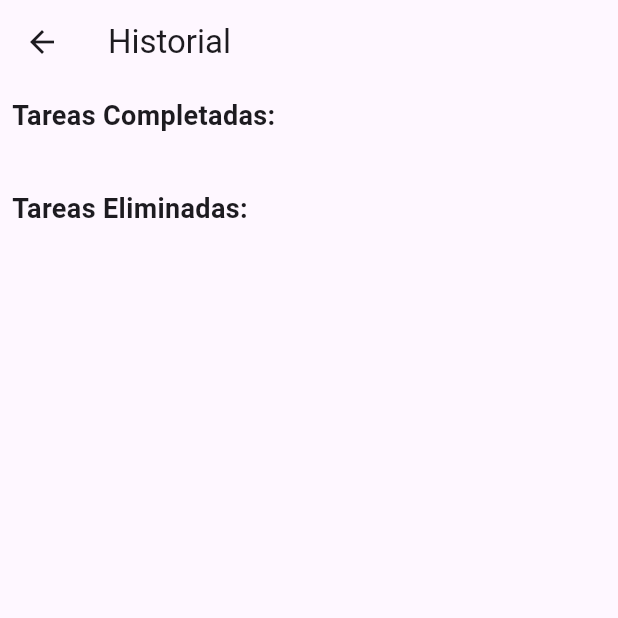
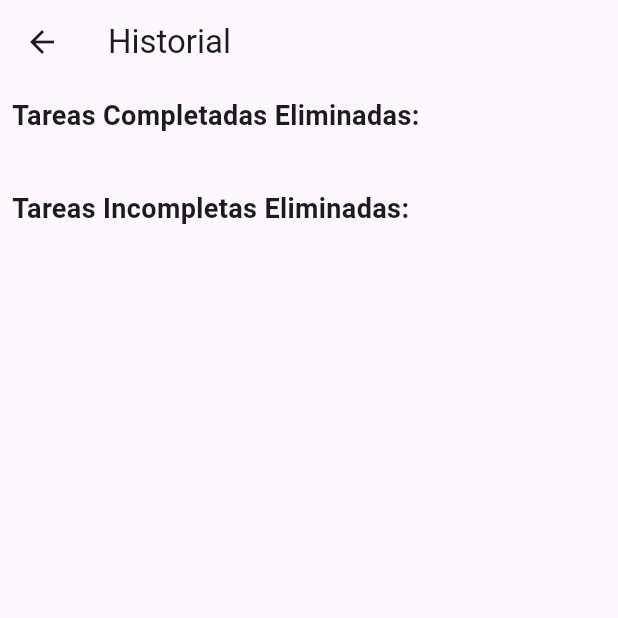
Before and after one commit to jorgemesa19/app_lista_tareas, a Flutter app: the screen it shows after launch, after a tap on "Historial", on a phone screen of 412 x 824 dp, the top half of it. Run offline on Flutter 3.47's test engine with Material 3 defaults, Android fonts, the phone set to English and light mode, and no system bars.

Commit message:
Se corrige el historial de las tareas eliminadas y completadas, toda la app ahora si funcionando a la perfección

```diff
--- a/lib/main.dart
+++ b/lib/main.dart
@@ -1,6 +1,9 @@
 import 'package:flutter/material.dart';
-import 'package:app_lista_tareas/screens/home_screen.dart'; // Importa la pantalla HomeScreen aquí
-import 'package:app_lista_tareas/screens/history_screen.dart'; // Importa la pantalla HistoryScreen aquí
+import 'package:provider/provider.dart';
+import 'package:app_lista_tareas/screens/home_screen.dart';
+import 'package:app_lista_tareas/screens/history_screen.dart';
+import 'package:app_lista_tareas/models/task.dart';
+import 'package:app_lista_tareas/models/task_provider.dart';
 
 void main() {
   runApp(MyApp());
@@ -9,17 +12,26 @@ void main() {
 class MyApp extends StatelessWidget {
   @override
   Widget build(BuildContext context) {
-    return MaterialApp(
+    return ChangeNotifierProvider(
+      create: (context) => TaskProvider(), // Crea una instancia de TaskProvider
+      child: MaterialApp(
         title: 'Lista de Tareas App',
         theme: ThemeData(
           primarySwatch: Colors.blue,
           visualDensity: VisualDensity.adaptivePlatformDensity,
         ),
-      initialRoute: '/', // Ruta inicial
+        initialRoute: '/',
         routes: {
-        '/': (context) => HomeScreen(),
-        '/history': (context) => HistoryScreen(tasks: [], deletedTasks: []), // Pasar una lista vacía de tareas como argumento inicial
+          '/': (context) {
+            List<Task> tasks = Provider.of<TaskProvider>(context).tasks;
+            return HomeScreen(tasks: tasks); // Pasa la lista de tareas a HomeScreen
           },
+          '/history': (context) {
+            List<Task> tasks = Provider.of<TaskProvider>(context).tasks;
+            return HistoryScreen(tasks: tasks); // Pasa la lista de tareas a HistoryScreen
+          },
+        },
+      ),
     );
   }
 }
--- a/lib/models/task.dart
+++ b/lib/models/task.dart
@@ -1,6 +1,7 @@
 class Task {
   final String title;
   bool isCompleted;
+  bool isDeleted;
 
-  Task({required this.title, this.isCompleted = false});
+  Task({required this.title, this.isCompleted = false, this.isDeleted = false});
 }
--- /dev/null
+++ b/lib/models/task_provider.dart
@@ -0,0 +1,15 @@
+import 'package:flutter/material.dart';
+import 'package:app_lista_tareas/models/task.dart';
+
+class TaskProvider extends ChangeNotifier {
+  List<Task> _tasks = []; // Lista de tareas
+
+  List<Task> get tasks => _tasks; // Getter para obtener las tareas
+
+  void addTask(Task task) {
+    _tasks.add(task);
+    notifyListeners(); // Notifica a los oyentes de cambios
+  }
+
+  // Otros métodos para modificar las tareas
+}
--- a/lib/screens/history_screen.dart
+++ b/lib/screens/history_screen.dart
@@ -3,13 +3,13 @@ import 'package:app_lista_tareas/models/task.dart';
 
 class HistoryScreen extends StatelessWidget {
   final List<Task> tasks;
-  final List<Task> deletedTasks;
 
-  HistoryScreen({required this.tasks, required this.deletedTasks});
+  HistoryScreen({required this.tasks});
 
   @override
   Widget build(BuildContext context) {
-    List<Task> completedTasks = tasks.where((task) => task.isCompleted).toList();
+    List<Task> completedDeletedTasks = tasks.where((task) => task.isCompleted && task.isDeleted).toList();
+    List<Task> incompleteDeletedTasks = tasks.where((task) => !task.isCompleted && task.isDeleted).toList();
 
     return Scaffold(
       appBar: AppBar(
@@ -19,37 +19,37 @@ class HistoryScreen extends StatelessWidget {
         child: Column(
           crossAxisAlignment: CrossAxisAlignment.start,
           children: [
-            Padding(
+            const Padding(
               padding: const EdgeInsets.all(8.0),
               child: Text(
-                'Tareas Completadas:',
+                'Tareas Completadas Eliminadas:',
                 style: TextStyle(fontSize: 18, fontWeight: FontWeight.bold),
               ),
             ),
             ListView.builder(
               shrinkWrap: true,
-              itemCount: completedTasks.length,
+              itemCount: completedDeletedTasks.length,
               itemBuilder: (context, index) {
                 return ListTile(
-                  title: Text(completedTasks[index].title),
-                  trailing: Icon(Icons.check_circle, color: Colors.green),
+                  title: Text(completedDeletedTasks[index].title),
+                  trailing: Icon(Icons.delete, color: Colors.red),
                 );
               },
             ),
             SizedBox(height: 20),
-            Padding(
+            const Padding(
               padding: const EdgeInsets.all(8.0),
               child: Text(
-                'Tareas Eliminadas:',
+                'Tareas Incompletas Eliminadas:',
                 style: TextStyle(fontSize: 18, fontWeight: FontWeight.bold),
               ),
             ),
             ListView.builder(
               shrinkWrap: true,
-              itemCount: deletedTasks.length,
+              itemCount: incompleteDeletedTasks.length,
               itemBuilder: (context, index) {
                 return ListTile(
-                  title: Text(deletedTasks[index].title),
+                  title: Text(incompleteDeletedTasks[index].title),
                   trailing: Icon(Icons.delete, color: Colors.red),
                 );
               },
--- a/lib/screens/home_screen.dart
+++ b/lib/screens/home_screen.dart
@@ -5,13 +5,17 @@ import 'package:app_lista_tareas/widgets/add_task_dialog.dart';
 import 'package:app_lista_tareas/screens/history_screen.dart';
 
 class HomeScreen extends StatefulWidget {
+  final List<Task> tasks;
+
+  HomeScreen({required this.tasks});
+
   @override
   _HomeScreenState createState() => _HomeScreenState();
 }
 
 class _HomeScreenState extends State<HomeScreen> {
-  List<Task> tasks = []; // Define una lista de tareas aquí
-  List<Task> deletedTasks = []; // Lista para tareas eliminadas
+  List<Task> get _filteredTasks =>
+      widget.tasks.where((task) => !task.isDeleted).toList();
 
   @override
   Widget build(BuildContext context) {
@@ -21,40 +25,43 @@ class _HomeScreenState extends State<HomeScreen> {
       ),
       body: Column(
         children: [
-          // Espacio flexible para la lista de tareas
           Expanded(
             child: ListView.builder(
-              itemCount: tasks.length,
+              itemCount: _filteredTasks.length,
               itemBuilder: (context, index) {
                 return TaskListTile(
-                  task: tasks[index],
+                  task: _filteredTasks[index],
                   onCheckboxChanged: (value) {
                     setState(() {
-                      tasks[index].isCompleted = value!;
+                      _filteredTasks[index].isCompleted = value!;
                     });
                   },
                   onDelete: () {
                     setState(() {
-                      deletedTasks.add(tasks[index]); // Agregar la tarea eliminada a la lista de tareas eliminadas
-                      tasks.removeAt(index);
+                      _filteredTasks[index].isDeleted = true; // Marcar como eliminada
                     });
                   },
                 );
               },
             ),
           ),
-          // Botón para agregar tarea
-          ElevatedButton(
-            onPressed: () {
-              _showAddTask(context); // Llama a la función para mostrar el diálogo de agregar tarea
-            },
-            child: Text('Agregar Tarea'),
-          ),
-          ElevatedButton(
-            onPressed: () {
-              Navigator.push(context, MaterialPageRoute(builder: (context) => HistoryScreen(tasks: tasks, deletedTasks: deletedTasks)));
-            },
-            child: Text('Historial'),
+          Row(
+            mainAxisAlignment: MainAxisAlignment.center,
+            children: [
+              ElevatedButton(
+                onPressed: () {
+                  Navigator.push(context, MaterialPageRoute(builder: (context) => HistoryScreen(tasks: widget.tasks)));
+                },
+                child: Text('Historial'),
+              ),
+              SizedBox(width: 16), // Espacio entre los botones
+              ElevatedButton(
+                onPressed: () {
+                  _showAddTask(context);
+                },
+                child: Text('Agregar Tarea'),
+              ),
+            ],
           ),
         ],
       ),
@@ -62,16 +69,17 @@ class _HomeScreenState extends State<HomeScreen> {
   }
 
   void _showAddTask(BuildContext context) async {
-    final Task? newTask = await showDialog<Task>(
+    final result = await showDialog(
       context: context,
       builder: (BuildContext context) {
         return AddTaskDialog();
       },
     );
 
-    if (newTask != null) {
+    // Verificar si se ha agregado una nueva tarea
+    if (result != null && result is Task) {
       setState(() {
-        tasks.add(newTask); // Agrega la nueva tarea a la lista de tareas
+        widget.tasks.add(result);
       });
     }
   }
--- a/lib/widgets/add_task_dialog.dart
+++ b/lib/widgets/add_task_dialog.dart
@@ -26,8 +26,10 @@ class AddTaskDialog extends StatelessWidget {
         ElevatedButton(
           onPressed: () {
             if (newTaskTitle.isNotEmpty) {
-              Task newTask = Task(title: newTaskTitle); // Crea una nueva instancia de Task con el título proporcionado
-              Navigator.of(context).pop(newTask); // Envía la nueva tarea de vuelta al widget que mostró el diálogo
+              // Crear una nueva tarea
+              Task newTask = Task(title: newTaskTitle);
+              // Devolver la nueva tarea al cerrar el diálogo
+              Navigator.of(context).pop(newTask);
             }
           },
           child: Text('Aceptar'),
--- a/pubspec.yaml
+++ b/pubspec.yaml
@@ -9,6 +9,7 @@ environment:
 dependencies:
   flutter:
     sdk: flutter
+  provider: ^6.1.2
 
 dev_dependencies:
   flutter_test:
```
Also changed, not shown: pubspec.lock. Lines whose indentation alone changed are shown as unchanged.
